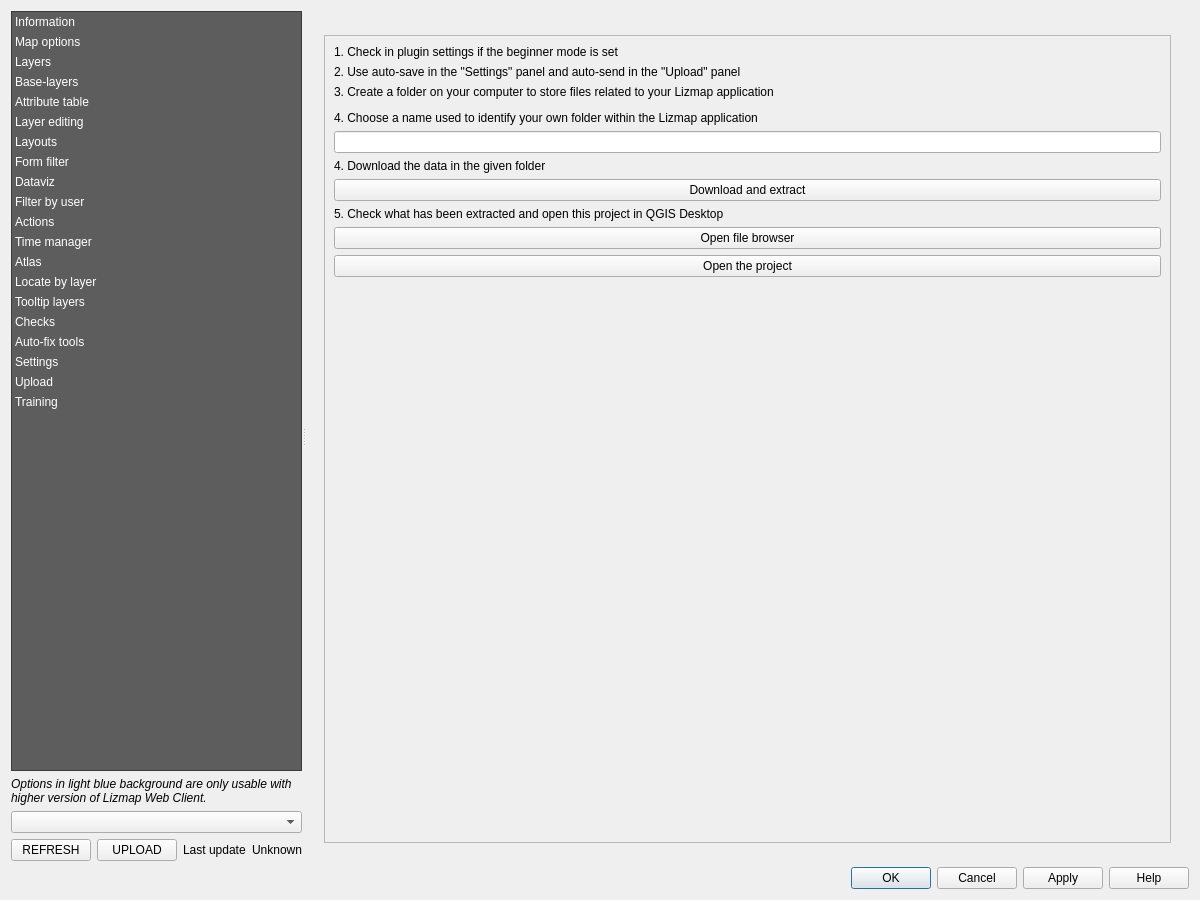
The window that lizmap/resources/ui/ui_lizmap.ui (3liz/lizmap-plugin) describes before a commit, drawn with Qt 5.
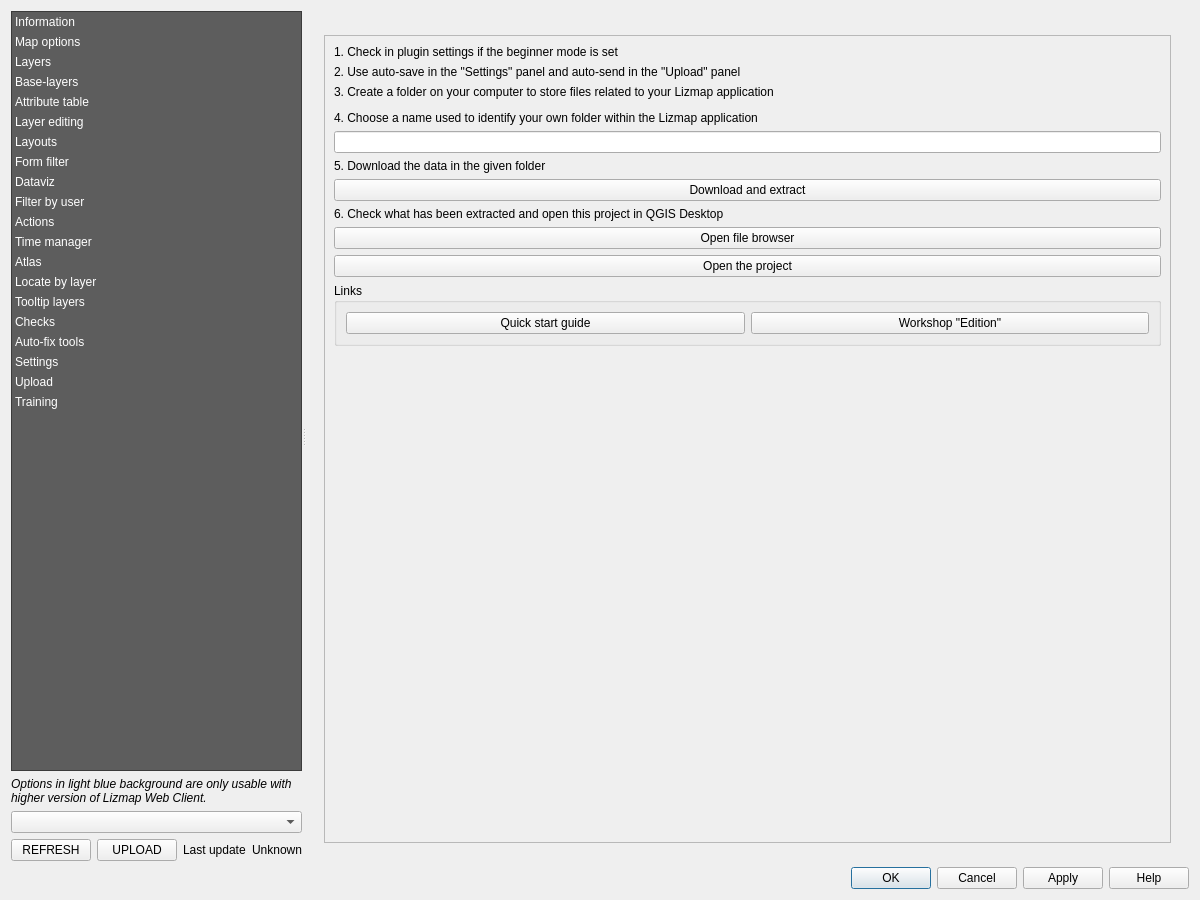
The same window after the commit. The open tabs and pages were chosen to show the change. Custom widgets are drawn as their Qt base class.

Commit message: UX - Add new buttons in the training panel

Patch:
```diff
--- a/lizmap/resources/ui/ui_lizmap.ui
+++ b/lizmap/resources/ui/ui_lizmap.ui
@@ -5162,7 +5162,7 @@
                <item>
                 <widget class="QLabel" name="label_62">
                  <property name="text">
-                  <string>4. Download the data in the given folder</string>
+                  <string>5. Download the data in the given folder</string>
                  </property>
                 </widget>
                </item>
@@ -5176,7 +5176,7 @@
                <item>
                 <widget class="QLabel" name="label_63">
                  <property name="text">
-                  <string>5. Check what has been extracted and open this project in QGIS Desktop</string>
+                  <string>6. Check what has been extracted and open this project in QGIS Desktop</string>
                  </property>
                 </widget>
                </item>
@@ -5194,6 +5194,29 @@
                  </property>
                 </widget>
                </item>
+               <item>
+                <widget class="QGroupBox" name="group_links">
+                 <property name="title">
+                  <string>Links</string>
+                 </property>
+                 <layout class="QHBoxLayout" name="horizontalLayout_59">
+                  <item>
+                   <widget class="QPushButton" name="button_quick_start">
+                    <property name="text">
+                     <string>Quick start guide</string>
+                    </property>
+                   </widget>
+                  </item>
+                  <item>
+                   <widget class="QPushButton" name="workshop_edition">
+                    <property name="text">
+                     <string>Workshop &quot;Edition&quot;</string>
+                    </property>
+                   </widget>
+                  </item>
+                 </layout>
+                </widget>
+               </item>
                <item>
                 <spacer name="verticalSpacer">
                  <property name="orientation">
```
The commit also changes 2 other files.
